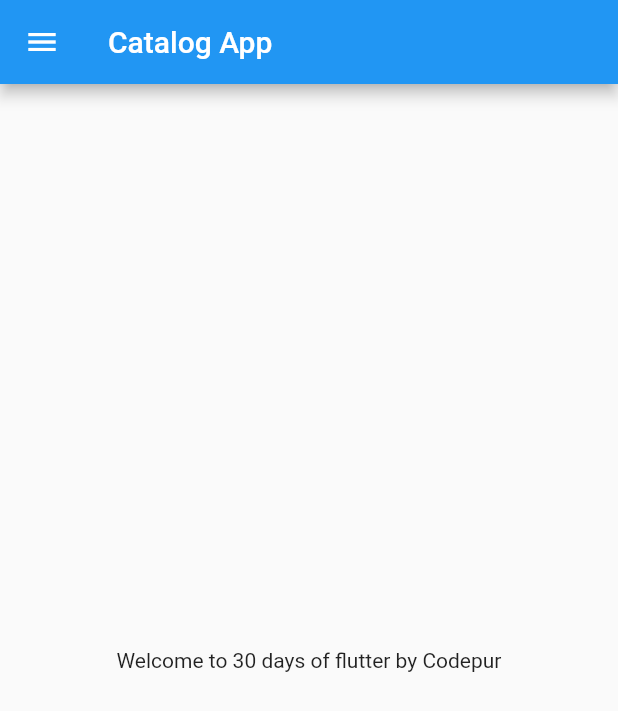
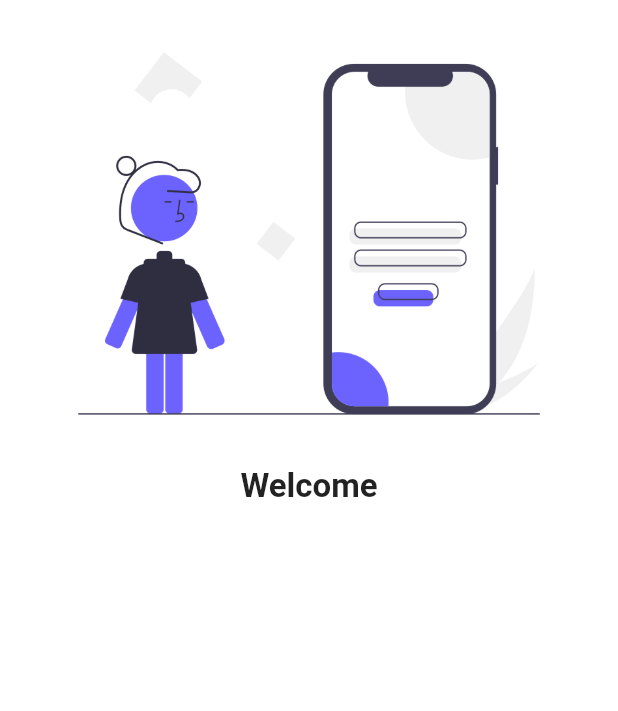
Before and after one commit to edendattox/flutter-prac, a Flutter app: the screen it shows after launch, on a phone screen of 412 x 824 dp. Shown: the top 711 px of the screen. Run offline on Flutter 3.47's test engine with Material 2 defaults, Android fonts, the phone set to English and light mode, and no system bars; our stand-ins replace google_fonts.

Commit message:
create login and home page

```diff
--- a/lib/main.dart
+++ b/lib/main.dart
@@ -1,5 +1,9 @@
 import 'package:flutter/material.dart';
-import 'package:flutter_application_1/home_page.dart';
+
+// pages
+import 'package:flutter_application_1/pages/home_page.dart';
+import 'package:flutter_application_1/pages/login_page.dart';
+import 'package:google_fonts/google_fonts.dart';
 
 void main() => runApp(MyApp());
 
@@ -10,7 +14,21 @@ class MyApp extends StatelessWidget {
     String name = "Codepur";
 
     return MaterialApp(
-      home: HomePage(),
+      themeMode: ThemeMode.light,
+      theme: ThemeData(
+        primarySwatch: Colors.cyan,
+        primaryTextTheme: GoogleFonts.latoTextTheme(),
+      ),
+      darkTheme: ThemeData(
+        brightness: Brightness.dark,
+        primarySwatch: Colors.cyan,
+      ),
+      initialRoute: "/",
+      routes: {
+        '/': (context) => LoginPage(),
+        '/home': (context) => HomePage(),
+        "/login": (context) => LoginPage(),
+      },
     );
   }
 }
--- /dev/null
+++ b/lib/pages/login_page.dart
@@ -0,0 +1,24 @@
+// ignore_for_file: prefer_const_constructors
+
+import "package:flutter/material.dart";
+import "package:google_fonts/google_fonts.dart";
+
+// ignore: use_key_in_widget_constructors
+class LoginPage extends StatelessWidget {
+  @override
+  Widget build(BuildContext context) {
+    return Material(
+      color: Colors.white,
+      child: Column(
+        children: [
+          Image.asset("assets/images/login.png", fit: BoxFit.cover),
+          Text("Welcome",
+              style: TextStyle(
+                fontSize: 22,
+                fontWeight: FontWeight.bold,
+              )),
+        ],
+      ),
+    );
+  }
+}
--- a/pubspec.yaml
+++ b/pubspec.yaml
@@ -29,6 +29,7 @@ environment:
 dependencies:
   flutter:
     sdk: flutter
+  google_fonts: ^2.3.1
 
 
   # The following adds the Cupertino Icons font to your application.
@@ -58,8 +59,8 @@ flutter:
   uses-material-design: true
 
   # To add assets to your application, add an assets section, like this:
-  # assets:
-  #   - images/a_dot_burr.jpeg
+  assets:
+    - assets/images/
   #   - images/a_dot_ham.jpeg
 
   # An image asset can refer to one or more resolution-specific "variants", see
```
Also changed, not shown: assets/images/login.png (added), lib/pages/home_page.dart (renamed from lib/home_page.dart), pubspec.lock, 1 other file.
